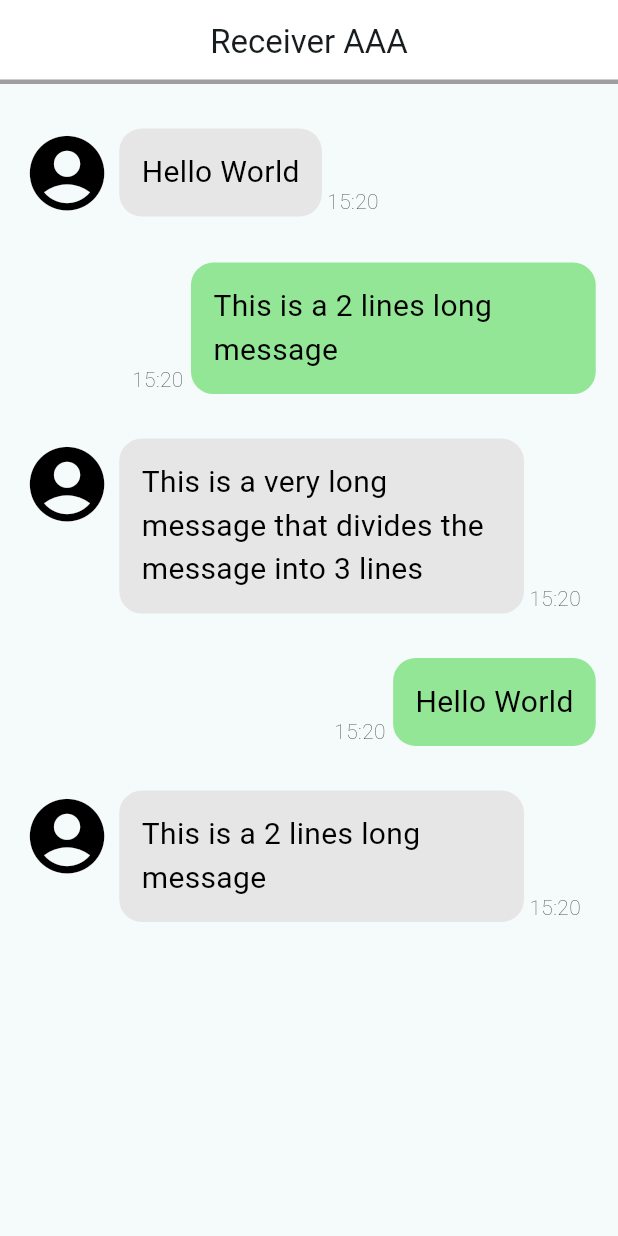
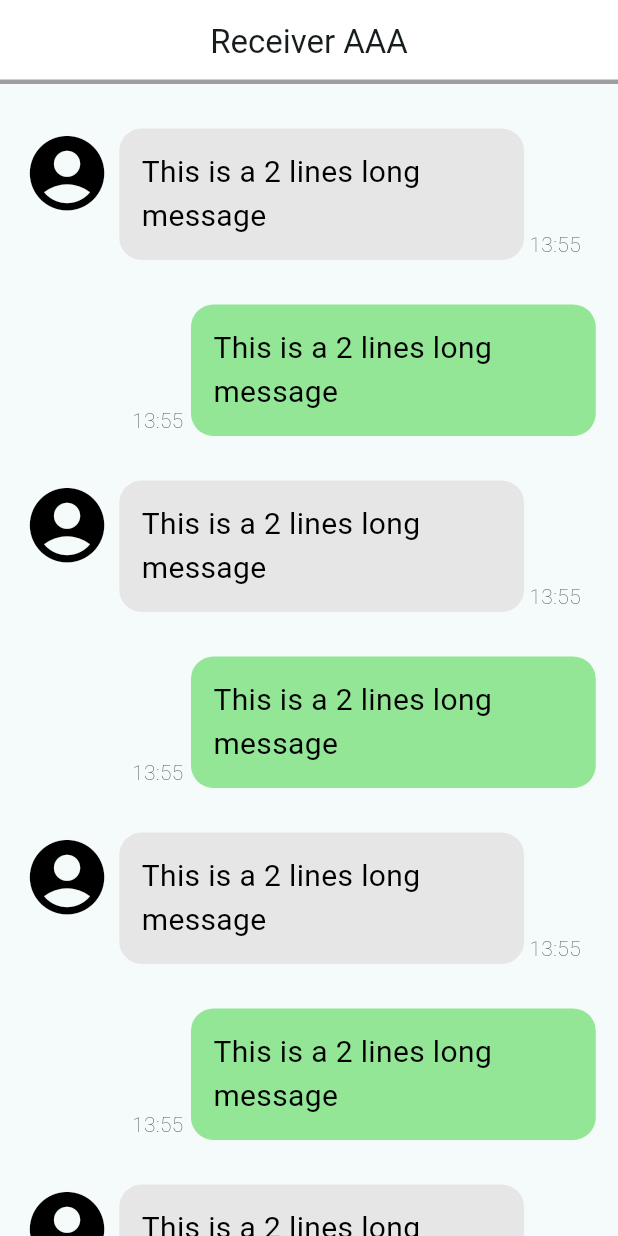
Before and after one commit to HOSHICHEN7267/ITS_chatbot, a Flutter app: the screen it shows after launch, on a phone screen of 412 x 824 dp. Run offline on Flutter 3.47's test engine with Material 3 defaults, Android fonts, the phone set to English and light mode, and no system bars.

Commit message:
Phase 2-3: Turn message list into a listview

```diff
--- a/lib/pages/chat_page.dart
+++ b/lib/pages/chat_page.dart
@@ -1,5 +1,13 @@
 import 'package:chat_app/components/message_box.dart';
 import 'package:flutter/material.dart';
+
+class Message {
+  bool isSelf;
+  String time;
+  String text;
+
+  Message(this.isSelf, this.time, this.text);
+}
 
 class ChatPage extends StatefulWidget {
   const ChatPage({super.key, required this.title});
@@ -11,8 +19,10 @@ class ChatPage extends StatefulWidget {
 }
 
 class _ChatPageState extends State<ChatPage> {
+  // Test message
 
-  // Test message
+  // List<Message> messages = [];
+
   final messages = [
     "Hello World",
     "This is a 2 lines long message",
@@ -21,7 +31,6 @@ class _ChatPageState extends State<ChatPage> {
 
   @override
   Widget build(BuildContext context) {
-
     double screenWidth = MediaQuery.of(context).size.width;
     // double screenHeight = MediaQuery.of(context).size.height;
 
@@ -33,20 +42,28 @@ class _ChatPageState extends State<ChatPage> {
         shape: const Border(bottom: BorderSide(color: Colors.grey, width: 3)),
       ),
       body: Center(
-        child: Column(
-          mainAxisAlignment: MainAxisAlignment.start,
-          children: <Widget>[
-            SizedBox(
-              height: screenWidth * 0.036,
-            ),
-            MessageBox(isSelf: false, message: messages[0], time: "15:20"),
-            MessageBox(isSelf: true, message: messages[1], time: "15:20"),
-            MessageBox(isSelf: false, message: messages[2], time: "15:20"),
-            MessageBox(isSelf: true, message: messages[0], time: "15:20"),
-            MessageBox(isSelf: false, message: messages[1], time: "15:20")
-          ],
-        ),
-      ),
+          child: ListView.builder(
+              itemCount: 20,
+              padding: EdgeInsets.symmetric(vertical: screenWidth * 0.036),
+              physics: const BouncingScrollPhysics(),
+              itemBuilder: (BuildContext context, int index) {
+                return MessageBox(
+                    isSelf: index % 2 == 1 ? true : false, message: messages[1], time: "13:55");
+              })),
     );
   }
 }
+
+// Column(
+//           mainAxisAlignment: MainAxisAlignment.start,
+//           children: <Widget>[
+//             SizedBox(
+//               height: screenWidth * 0.036,
+//             ),
+//             MessageBox(isSelf: false, message: messages[0], time: "15:20"),
+//             MessageBox(isSelf: true, message: messages[1], time: "15:20"),
+//             MessageBox(isSelf: false, message: messages[2], time: "15:20"),
+//             MessageBox(isSelf: true, message: messages[0], time: "15:20"),
+//             MessageBox(isSelf: false, message: messages[1], time: "15:20")
+//           ],
+//         ),
```
